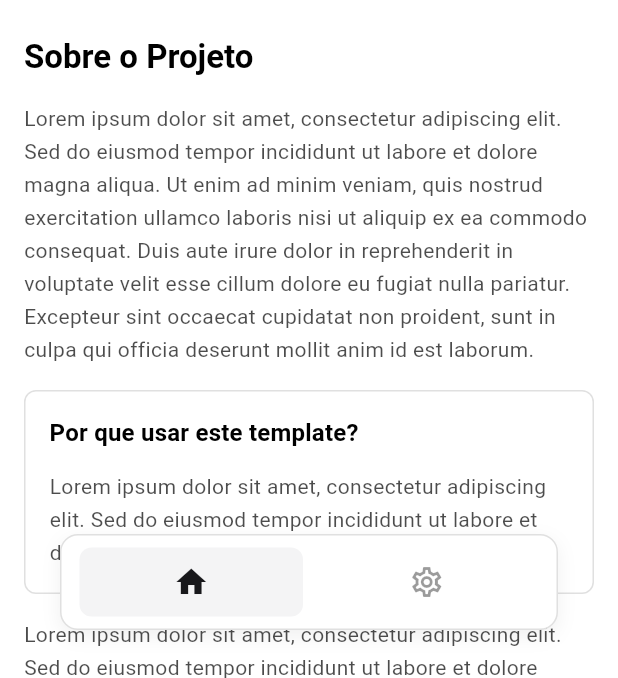
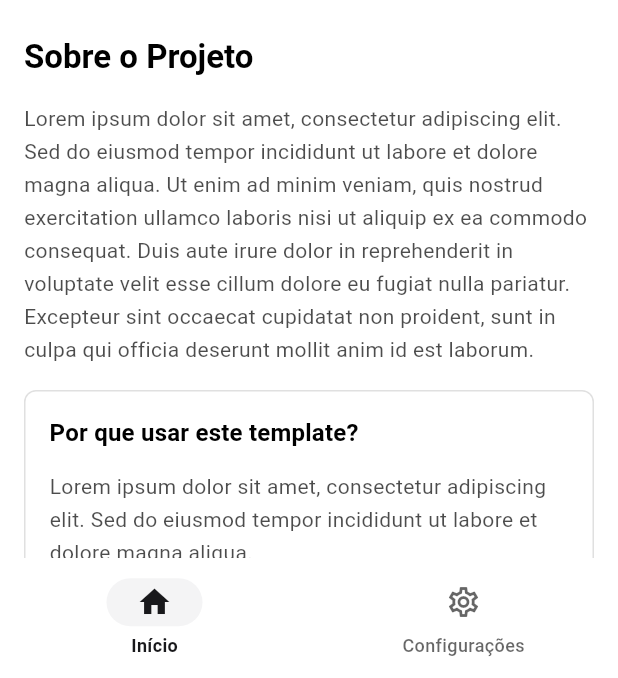
Before and after one commit to carlosxfelipe/go-router-template, a Flutter app: the screen it shows after launch, on a phone screen of 412 x 824 dp, the part 558-1236 px from its top. Run offline on Flutter 3.47's test engine with Material 3 defaults, Android fonts, the phone set to English and light mode, and no system bars; our stand-ins replace go_router.

Commit message:
feat: Replace FloatingDock with an enhanced Material 3 NavigationBar, adding scroll-hide and label visibility.

```diff
--- a/lib/screens/home_screen.dart
+++ b/lib/screens/home_screen.dart
@@ -6,8 +6,9 @@ class HomeScreen extends StatelessWidget {
 
   @override
   Widget build(BuildContext context) {
-    return FloatingDock(
+    return CustomBottomNavigationBar(
       currentIndex: 0, // Índice correspondente à página de "Início"
+      hideOnScroll: true, // Oculta a barra ao scrollar
       child: Scaffold(
         appBar: SearchAppBar(
           icon: Icons.notifications_outlined,
--- a/lib/screens/settings_screen.dart
+++ b/lib/screens/settings_screen.dart
@@ -7,7 +7,7 @@ class ProfileScreen extends StatelessWidget {
 
   @override
   Widget build(BuildContext context) {
-    return FloatingDock(
+    return CustomBottomNavigationBar(
       currentIndex: 1, // Índice correspondente à página de "Configurações"
       child: Scaffold(
         appBar: const CustomAppBar(title: 'Configurações'),
--- a/lib/widgets.dart
+++ b/lib/widgets.dart
@@ -2,7 +2,6 @@
 export 'package:go_router_template/widgets/layout/custom_app_bar.dart';
 export 'package:go_router_template/widgets/layout/search_app_bar.dart';
 export 'package:go_router_template/widgets/layout/custom_bottom_navigation_bar.dart';
-export 'package:go_router_template/widgets/layout/floating_dock.dart';
 export 'package:go_router_template/widgets/layout/tabs.dart';
 export 'package:go_router_template/widgets/layout/accordion.dart';
 
--- a/lib/widgets/layout/custom_bottom_navigation_bar.dart
+++ b/lib/widgets/layout/custom_bottom_navigation_bar.dart
@@ -1,15 +1,20 @@
 import 'package:flutter/material.dart';
 import 'package:go_router/go_router.dart';
 import 'package:flutter/foundation.dart';
+import 'package:flutter/rendering.dart';
 
 class CustomBottomNavigationBar extends StatefulWidget {
   final int currentIndex;
   final Widget child;
+  final bool hideOnScroll;
+  final bool showLabels;
 
   const CustomBottomNavigationBar({
     super.key,
     required this.currentIndex,
     required this.child,
+    this.hideOnScroll = false,
+    this.showLabels = true,
   });
 
   @override
@@ -17,7 +22,27 @@ class CustomBottomNavigationBar extends StatefulWidget {
       _CustomBottomNavigationBarState();
 }
 
-class _CustomBottomNavigationBarState extends State<CustomBottomNavigationBar> {
+class _CustomBottomNavigationBarState extends State<CustomBottomNavigationBar>
+    with SingleTickerProviderStateMixin {
+  late AnimationController _hideController;
+  bool _isVisible = true;
+
+  @override
+  void initState() {
+    super.initState();
+    _hideController = AnimationController(
+      vsync: this,
+      duration: const Duration(milliseconds: 300),
+    );
+    _hideController.forward();
+  }
+
+  @override
+  void dispose() {
+    _hideController.dispose();
+    super.dispose();
+  }
+
   void _onItemTapped(int index) {
     if (index == widget.currentIndex) return;
 
@@ -31,42 +56,91 @@ class _CustomBottomNavigationBarState extends State<CustomBottomNavigationBar> {
     }
   }
 
+  bool _handleScrollNotification(UserScrollNotification notification) {
+    if (!widget.hideOnScroll) return false;
+
+    if (notification.direction == ScrollDirection.reverse && _isVisible) {
+      setState(() {
+        _isVisible = false;
+        _hideController.reverse();
+      });
+    } else if (notification.direction == ScrollDirection.forward &&
+        !_isVisible) {
+      setState(() {
+        _isVisible = true;
+        _hideController.forward();
+      });
+    }
+    return false;
+  }
+
   @override
   Widget build(BuildContext context) {
     final theme = Theme.of(context);
-    final isDarkMode = theme.brightness == Brightness.dark;
 
-    return Scaffold(
-      body: SafeArea(child: widget.child),
-      bottomNavigationBar:
-          MediaQuery.of(context).orientation == Orientation.landscape && !kIsWeb
-          ? null
-          : BottomNavigationBar(
-              currentIndex: widget.currentIndex,
-              onTap: _onItemTapped,
+    final bottomBar =
+        MediaQuery.of(context).orientation == Orientation.landscape && !kIsWeb
+        ? null
+        : NavigationBarTheme(
+            data: NavigationBarThemeData(
+              indicatorColor: theme.colorScheme.secondary,
+              labelTextStyle: WidgetStateProperty.resolveWith((states) {
+                final isSelected = states.contains(WidgetState.selected);
+                return TextStyle(
+                  fontSize: 12,
+                  fontWeight: isSelected ? FontWeight.w600 : FontWeight.w500,
+                  color: isSelected
+                      ? theme.colorScheme.primary
+                      : theme.colorScheme.onSurface.withAlpha(153),
+                );
+              }),
+              iconTheme: WidgetStateProperty.resolveWith((states) {
+                final isSelected = states.contains(WidgetState.selected);
+                return IconThemeData(
+                  size: 24,
+                  color: isSelected
+                      ? theme.colorScheme.primary
+                      : theme.colorScheme.onSurface.withAlpha(153),
+                );
+              }),
+            ),
+            child: NavigationBar(
+              selectedIndex: widget.currentIndex,
+              onDestinationSelected: _onItemTapped,
               backgroundColor: theme.scaffoldBackgroundColor,
-              selectedItemColor: isDarkMode ? Colors.white : Colors.black,
-              unselectedItemColor: theme.colorScheme.onSurface.withAlpha(
-                (0.6 * 255).toInt(),
-              ),
-              type: BottomNavigationBarType.fixed,
-              items: [
-                BottomNavigationBarItem(
-                  icon: Icon(
-                    widget.currentIndex == 0 ? Icons.home : Icons.home_outlined,
-                  ),
+              elevation: 0,
+              height: widget.showLabels ? 80 : 64,
+              labelBehavior: widget.showLabels
+                  ? NavigationDestinationLabelBehavior.alwaysShow
+                  : NavigationDestinationLabelBehavior.alwaysHide,
+              destinations: [
+                NavigationDestination(
+                  icon: const Icon(Icons.home_outlined),
+                  selectedIcon: const Icon(Icons.home),
                   label: 'Início',
                 ),
-                BottomNavigationBarItem(
-                  icon: Icon(
-                    widget.currentIndex == 1
-                        ? Icons.settings
-                        : Icons.settings_outlined,
-                  ),
+                NavigationDestination(
+                  icon: const Icon(Icons.settings_outlined),
+                  selectedIcon: const Icon(Icons.settings),
                   label: 'Configurações',
                 ),
               ],
             ),
+          );
+
+    return Scaffold(
+      extendBody: true,
+      body: NotificationListener<UserScrollNotification>(
+        onNotification: _handleScrollNotification,
+        child: SafeArea(child: widget.child),
+      ),
+      bottomNavigationBar: widget.hideOnScroll && bottomBar != null
+          ? SizeTransition(
+              sizeFactor: _hideController,
+              axisAlignment: -1.0,
+              child: bottomBar,
+            )
+          : bottomBar,
     );
   }
 }
--- a/lib/widgets/layout/floating_dock.dart
+++ /dev/null
@@ -1,125 +0,0 @@
-import 'package:flutter/material.dart';
-import 'package:go_router/go_router.dart';
-import 'package:flutter/foundation.dart';
-
-class FloatingDock extends StatefulWidget {
-  final int currentIndex;
-  final Widget child;
-
-  const FloatingDock({
-    super.key,
-    required this.currentIndex,
-    required this.child,
-  });
-
-  @override
-  State<FloatingDock> createState() => _FloatingDockState();
-}
-
-class _FloatingDockState extends State<FloatingDock> {
-  void _onItemTapped(int index) {
-    if (index == widget.currentIndex) return;
-
-    switch (index) {
-      case 0:
-        context.go('/');
-        break;
-      case 1:
-        context.go('/settings');
-        break;
-    }
-  }
-
-  @override
-  Widget build(BuildContext context) {
-    final theme = Theme.of(context);
-    final isDarkMode = theme.brightness == Brightness.dark;
-
-    return Scaffold(
-      extendBody: true,
-      body: SafeArea(bottom: false, child: widget.child),
-      bottomNavigationBar:
-          MediaQuery.of(context).orientation == Orientation.landscape && !kIsWeb
-          ? null
-          : Padding(
-              padding: const EdgeInsets.fromLTRB(40, 0, 40, 32),
-              child: _buildDock(isDarkMode, theme),
-            ),
-    );
-  }
-
-  Widget _buildDock(bool isDarkMode, ThemeData theme) {
-    return Container(
-      height: 64,
-      padding: const EdgeInsets.symmetric(horizontal: 8, vertical: 8),
-      decoration: BoxDecoration(
-        color: theme.scaffoldBackgroundColor,
-        borderRadius: BorderRadius.circular(12),
-        boxShadow: [
-          BoxShadow(
-            color: Colors.black.withAlpha(isDarkMode ? 40 : 15),
-            blurRadius: 10,
-            offset: const Offset(0, 4),
-          ),
-        ],
-        border: Border.all(color: theme.colorScheme.outlineVariant, width: 1.0),
-      ),
-      child: Row(
-        mainAxisAlignment: MainAxisAlignment.spaceEvenly,
-        children: [
-          _buildNavItem(
-            index: 0,
-            icon: widget.currentIndex == 0 ? Icons.home : Icons.home_outlined,
-            isDarkMode: isDarkMode,
-          ),
-          _buildNavItem(
-            index: 1,
-            icon: widget.currentIndex == 1
-                ? Icons.settings
-                : Icons.settings_outlined,
-            isDarkMode: isDarkMode,
-          ),
-        ],
-      ),
-    );
-  }
-
-  Widget _buildNavItem({
-    required int index,
-    required IconData icon,
-    required bool isDarkMode,
-  }) {
-    final isSelected = widget.currentIndex == index;
-    final theme = Theme.of(context);
-
-    return Expanded(
-      child: Padding(
-        padding: const EdgeInsets.symmetric(horizontal: 4),
-        child: InkWell(
-          onTap: () => _onItemTapped(index),
-          borderRadius: BorderRadius.circular(8),
-          child: AnimatedContainer(
-            duration: const Duration(milliseconds: 200),
-            decoration: BoxDecoration(
-              color: isSelected
-                  ? (isDarkMode
-                        ? theme.colorScheme.onSurface.withAlpha(30)
-                        : theme.colorScheme.secondary)
-                  : Colors.transparent,
-              borderRadius: BorderRadius.circular(8),
-            ),
-            child: Center(
-              child: Icon(
-                icon,
-                size: 24,
-                color: isSelected
-                    ? theme.colorScheme.primary
-                    : theme.colorScheme.onSurface.withAlpha(100),
-              ),
-            ),
-          ),
-        ),
-      ),
-    );
-  }
-}
```
Also changed, not shown: 1 other file.
